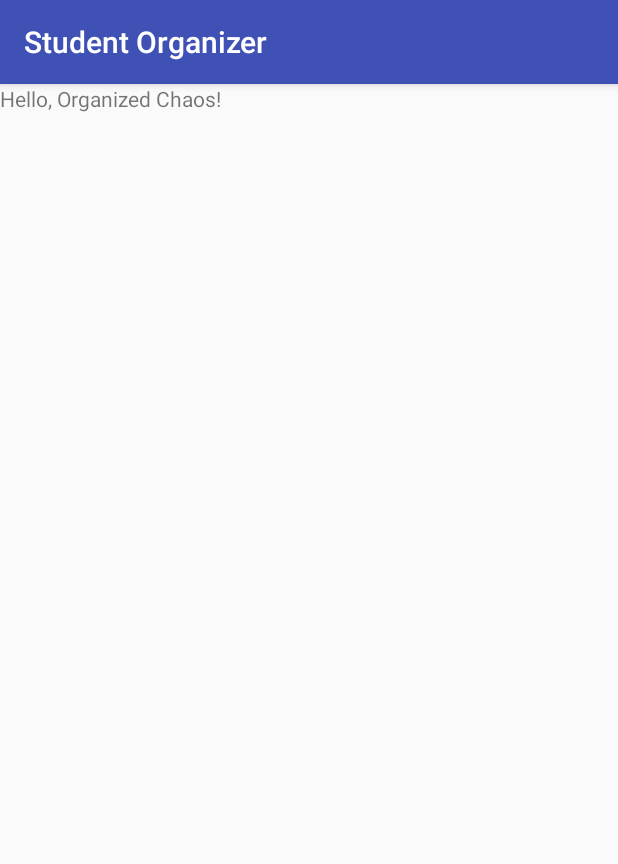
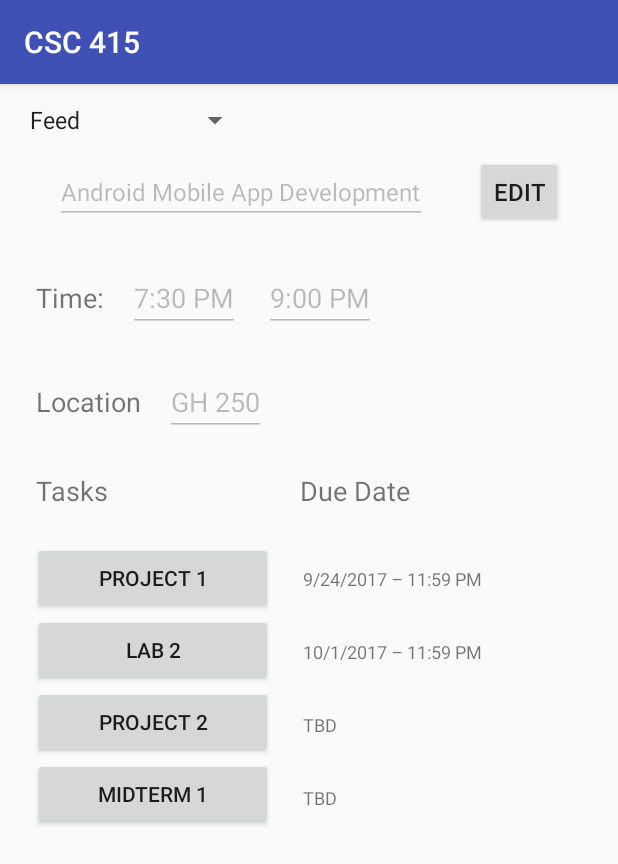
Before and after one commit to lcombs15/Organized-Chaos, an Android app: the screen it shows after launch (Home before the commit, course_page_shell after it), on a phone screen of 412 x 824 dp. Shown: the top 864 px of the screen. Run offline under Robolectric (Android 15) with nearby library versions, the light colour scheme and no system bars.

Commit message:
Initial Branch Commit
Added all base files for the course page shell. This establishes an initial layout for how the information of a specific course should be displayed. Spinner, Button, and EditText functionality will be updated when everything is ready to be collaborated into a single project.

```diff
--- a/StudentOrganizer/app/build.gradle
+++ b/StudentOrganizer/app/build.gradle
@@ -4,7 +4,7 @@ android {
     compileSdkVersion 25
     buildToolsVersion "26.0.1"
     defaultConfig {
-        applicationId "edu.group7.csc415.studentorganizer"
+        applicationId "com.example.matt.course_page_shell"
         minSdkVersion 19
         targetSdkVersion 25
         versionCode 1
--- a/StudentOrganizer/app/src/main/AndroidManifest.xml
+++ b/StudentOrganizer/app/src/main/AndroidManifest.xml
@@ -1,6 +1,6 @@
 <?xml version="1.0" encoding="utf-8"?>
 <manifest xmlns:android="http://schemas.android.com/apk/res/android"
-    package="edu.group7.csc415.studentorganizer">
+    package="com.example.matt.course_page_shell">
 
     <application
         android:allowBackup="true"
@@ -9,14 +9,13 @@
         android:roundIcon="@mipmap/ic_launcher_round"
         android:supportsRtl="true"
         android:theme="@style/AppTheme">
-        <activity android:name=".Home">
+        <activity android:name=".course_page_shell">
             <intent-filter>
                 <action android:name="android.intent.action.MAIN" />
 
                 <category android:name="android.intent.category.LAUNCHER" />
             </intent-filter>
         </activity>
-        <activity android:name="layout.templates.cards"></activity>
     </application>
 
 </manifest>
--- /dev/null
+++ b/StudentOrganizer/app/src/main/java/com/example/matt/course_page_shell/course_page_shell.java
@@ -0,0 +1,83 @@
+package com.example.matt.course_page_shell;
+
+import android.support.v7.app.AppCompatActivity;
+import android.os.Bundle;
+import android.view.View;
+import android.view.View.OnClickListener;
+import android.widget.ArrayAdapter;
+import android.widget.Button;
+import android.widget.EditText;
+import android.widget.Spinner;
+
+public class course_page_shell extends AppCompatActivity implements OnClickListener{
+
+    Spinner spinner;
+    ArrayAdapter<CharSequence> adapter;
+    Button editButton;
+    Button task1;
+    Button task2;
+    Button task3;
+    Button task4;
+    EditText courseNameText;
+    EditText startTimeText;
+    EditText endTimeText;
+    EditText locationText;
+
+    @Override
+    protected void onCreate(Bundle savedInstanceState) {
+        super.onCreate(savedInstanceState);
+        setContentView(R.layout.activity_course_page_shell);
+
+        spinner = (Spinner) findViewById(R.id.quick_access_spinner);
+        //Construct ArrayAdapter referencing the string array for spinner options and a default spinner layout
+        adapter = ArrayAdapter.createFromResource(this, R.array.navigation_array, android.R.layout.simple_spinner_item);
+        adapter.setDropDownViewResource(android.R.layout.simple_spinner_dropdown_item);
+        spinner.setAdapter(adapter);
+
+        courseNameText = (EditText) findViewById(R.id.course_label);
+        startTimeText = (EditText) findViewById(R.id.course_start_time_label);
+        endTimeText = (EditText) findViewById(R.id.course_end_time_label);
+        locationText = (EditText) findViewById(R.id.course_location_label);
+
+        editButton = (Button) findViewById(R.id.edit_course_name_button);
+        task1 = (Button) findViewById(R.id.course_task1_button);
+        task2 = (Button) findViewById(R.id.course_task2_button);
+        task3 = (Button) findViewById(R.id.course_task3_button);
+        task4 = (Button) findViewById(R.id.course_task4_button);
+
+        courseNameText.setEnabled(false);
+        startTimeText.setEnabled(false);
+        endTimeText.setEnabled(false);
+        locationText.setEnabled(false);
+
+        editButton.setOnClickListener(this);
+        task1.setOnClickListener(this);
+        task2.setOnClickListener(this);
+        task3.setOnClickListener(this);
+        task4.setOnClickListener(this);
+    }
+
+    @Override
+    public void onClick(View v) {
+        switch(v.getId()) {
+            case R.id.edit_course_name_button:
+                courseNameText.setEnabled(true);
+                startTimeText.setEnabled(true);
+                endTimeText.setEnabled(true);
+                locationText.setEnabled(true);
+                break;
+            case R.id.course_task1_button:
+                // Should display pop-up window of more details on task with ability to modify the details, once we have this pop-up implemented
+                break;
+            case R.id.course_task2_button:
+                // Should display pop-up window of more details on task with ability to modify the details, once we have this pop-up implemented
+                break;
+            case R.id.course_task3_button:
+                // Should display pop-up window of more details on task with ability to modify the details, once we have this pop-up implemented
+                break;
+            case R.id.course_task4_button:
+                // Should display pop-up window of more details on task with ability to modify the details, once we have this pop-up implemented
+                break;
+        }
+    }
+}
--- a/StudentOrganizer/app/src/main/java/edu/group7/csc415/studentorganizer/Home.java
+++ /dev/null
@@ -1,13 +0,0 @@
-package edu.group7.csc415.studentorganizer;
-
-import android.support.v7.app.AppCompatActivity;
-import android.os.Bundle;
-
-public class Home extends AppCompatActivity {
-
-    @Override
-    protected void onCreate(Bundle savedInstanceState) {
-        super.onCreate(savedInstanceState);
-        setContentView(R.layout.activity_home);
-    }
-}
--- /dev/null
+++ b/StudentOrganizer/app/src/main/res/layout/activity_course_page_shell.xml
@@ -0,0 +1,218 @@
+<?xml version="1.0" encoding="utf-8"?>
+<LinearLayout xmlns:android="http://schemas.android.com/apk/res/android"
+    xmlns:app="http://schemas.android.com/apk/res-auto"
+    xmlns:tools="http://schemas.android.com/tools"
+    android:layout_width="match_parent"
+    android:layout_height="match_parent"
+    android:layout_margin="12dp"
+    android:orientation="vertical"
+    android:screenOrientation="portrait"
+    tools:context="com.example.matt.course_page_shell.course_page_shell">
+
+    <Spinner
+        android:id="@+id/quick_access_spinner"
+        android:layout_width="wrap_content"
+        android:layout_height="wrap_content"
+        />
+
+    <LinearLayout
+        android:layout_width="wrap_content"
+        android:layout_height="wrap_content"
+        android:orientation="horizontal"
+        android:layout_margin="12dp"
+        android:layout_gravity="center">
+
+        <EditText
+            android:layout_width="wrap_content"
+            android:layout_height="wrap_content"
+            android:id="@+id/course_label"
+            android:text="@string/course_name"
+            android:textSize="16sp"
+            android:layout_marginEnd="32dp"/>
+
+        <Button
+            android:layout_width="wrap_content"
+            android:layout_height="wrap_content"
+            android:id="@+id/edit_course_name_button"
+            android:text="@string/edit_course_name_buttonLabel"
+            android:textSize="16sp"
+            android:minWidth="48dp"
+            android:maxWidth="64dp"
+            android:minHeight="48dp"
+            android:maxHeight="64dp"/>
+
+    </LinearLayout>
+
+    <LinearLayout
+        android:layout_width="wrap_content"
+        android:layout_height="wrap_content"
+        android:layout_margin="12dp"
+        android:orientation="horizontal">
+
+        <TextView
+            android:layout_width="wrap_content"
+            android:layout_height="wrap_content"
+            android:text="@string/time_label"
+            android:textSize="18sp" />
+
+        <EditText
+            android:layout_width="wrap_content"
+            android:layout_height="wrap_content"
+            android:layout_marginStart="16dp"
+            android:id="@+id/course_start_time_label"
+            android:text="@string/course_start_time_editText"/>
+
+        <EditText
+            android:layout_width="wrap_content"
+            android:layout_height="wrap_content"
+            android:layout_marginStart="16dp"
+            android:id="@+id/course_end_time_label"
+            android:text="@string/course_end_time_editText"/>
+
+    </LinearLayout>
+
+    <LinearLayout
+        android:layout_width="wrap_content"
+        android:layout_height="wrap_content"
+        android:layout_margin="12dp"
+        android:orientation="horizontal">
+
+        <TextView
+            android:layout_width="wrap_content"
+            android:layout_height="wrap_content"
+            android:text="@string/location_label"
+            android:textSize="18sp"
+            app:layout_constraintBottom_toBottomOf="parent"
+            app:layout_constraintLeft_toLeftOf="parent"
+            app:layout_constraintRight_toRightOf="parent"
+            app:layout_constraintTop_toTopOf="parent" />
+
+        <EditText
+            android:layout_width="wrap_content"
+            android:layout_height="wrap_content"
+            android:layout_marginStart="16dp"
+            android:id="@+id/course_location_label"
+            android:text="@string/course_location_editText"/>
+
+    </LinearLayout>
+
+    <LinearLayout
+        android:layout_width="wrap_content"
+        android:layout_height="wrap_content"
+        android:layout_margin="12dp"
+        android:orientation="horizontal">
+
+        <TextView
+            android:layout_width="wrap_content"
+            android:layout_height="wrap_content"
+            android:id="@+id/tasks_label"
+            android:text="@string/tasks_label"
+            android:textSize="18sp" />
+
+        <TextView
+            android:layout_width="wrap_content"
+            android:layout_height="wrap_content"
+            android:id="@+id/tasks_date_label"
+            android:text="@string/tasks_date_label"
+            android:textSize="18sp"
+            android:layout_marginStart="128dp"/>
+
+    </LinearLayout>
+
+    <LinearLayout
+        android:layout_width="wrap_content"
+        android:layout_height="wrap_content"
+        android:orientation="horizontal" >
+
+        <LinearLayout
+            android:layout_width="wrap_content"
+            android:layout_height="wrap_content"
+            android:layout_margin="10dp"
+            android:orientation="vertical">
+
+            <Button
+                android:layout_width="wrap_content"
+                android:layout_height="wrap_content"
+                android:id="@+id/course_task1_button"
+                android:text="@string/course_task1_text"
+                android:minWidth="160dp"
+                android:maxWidth="160dp"/>
+
+            <Button
+                android:layout_width="wrap_content"
+                android:layout_height="wrap_content"
+                android:id="@+id/course_task2_button"
+                android:text="@string/course_task2_text"
+                android:minWidth="160dp"
+                android:maxWidth="160dp" />
+
+            <Button
+                android:layout_width="wrap_content"
+                android:layout_height="wrap_content"
+                android:id="@+id/course_task3_button"
+                android:text="@string/course_task3_text"
+                android:minWidth="160dp"
+                android:maxWidth="160dp" />
+
+            <Button
+                android:layout_width="wrap_content"
+                android:layout_height="wrap_content"
+                android:id="@+id/course_task4_button"
+                android:text="@string/course_task4_text"
+                android:minWidth="160dp"
+                android:maxWidth="160dp" />
+
+        </LinearLayout>
+
+        <LinearLayout
+            android:layout_width="wrap_content"
+            android:layout_height="wrap_content"
+            android:layout_margin="10dp"
+            android:orientation="vertical">
+
+            <TextView
+                android:layout_width="wrap_content"
+                android:layout_height="wrap_content"
+                android:layout_marginTop="16dp"
+                android:layout_marginBottom="16dp"
+                android:id="@+id/course_task1_dateLabel"
+                android:text="@string/course_task1_dateLabel"
+                android:textSize="12sp"
+                android:minWidth="160dp"
+                android:maxWidth="160dp"/>
+            <TextView
+                android:layout_width="wrap_content"
+                android:layout_height="wrap_content"
+                android:layout_marginTop="16dp"
+                android:layout_marginBottom="16dp"
+                android:id="@+id/course_task2_dateLabel"
+                android:text="@string/course_task2_dateLabel"
+                android:textSize="12sp"
+                android:minWidth="160dp"
+                android:maxWidth="160dp"/>
+            <TextView
+                android:layout_width="wrap_content"
+                android:layout_height="wrap_content"
+                android:layout_marginTop="16dp"
+                android:layout_marginBottom="16dp"
+                android:id="@+id/course_task3_dateLabel"
+                android:text="@string/course_task3_dateLabel"
+                android:textSize="12sp"
+                android:minWidth="160dp"
+                android:maxWidth="160dp"/>
+            <TextView
+                android:layout_width="wrap_content"
+                android:layout_height="wrap_content"
+                android:layout_marginTop="16dp"
+                android:layout_marginBottom="16dp"
+                android:id="@+id/course_task4_dateLabel"
+                android:text="@string/course_task4_dateLabel"
+                android:textSize="12sp"
+                android:minWidth="160dp"
+                android:maxWidth="160dp"/>
+
+        </LinearLayout>
+
+    </LinearLayout>
+
+</LinearLayout>
--- a/StudentOrganizer/app/src/main/res/layout/activity_home.xml
+++ /dev/null
@@ -1,19 +0,0 @@
-<?xml version="1.0" encoding="utf-8"?>
-<android.support.v7.widget.LinearLayoutCompat xmlns:android="http://schemas.android.com/apk/res/android"
-    xmlns:app="http://schemas.android.com/apk/res-auto"
-    xmlns:tools="http://schemas.android.com/tools"
-    android:layout_width="match_parent"
-    android:layout_height="match_parent"
-    android:id="@+id/cards_go_here"
-    tools:context="edu.group7.csc415.studentorganizer.Home">
-
-    <TextView
-        android:layout_width="wrap_content"
-        android:layout_height="wrap_content"
-        android:text="Hello, Organized Chaos!"
-        app:layout_constraintBottom_toBottomOf="parent"
-        app:layout_constraintLeft_toLeftOf="parent"
-        app:layout_constraintRight_toRightOf="parent"
-        app:layout_constraintTop_toTopOf="parent" />
-
-</android.support.v7.widget.LinearLayoutCompat>
--- a/StudentOrganizer/app/src/main/res/values/strings.xml
+++ b/StudentOrganizer/app/src/main/res/values/strings.xml
@@ -1,3 +1,26 @@
 <resources>
-    <string name="app_name">Student Organizer</string>
+    <string name="app_name">CSC 415</string>
+    <string name="course_name">Android Mobile App Development</string>
+    <string name="edit_course_name_buttonLabel">Edit</string>
+    <string name="time_label">Time:</string>
+    <string name="course_start_time_editText">7:30 PM</string>
+    <string name="course_end_time_editText">9:00 PM</string>
+    <string name="location_label">Location</string>
+    <string name="course_location_editText">GH 250</string>
+    <string name="tasks_label">Tasks</string>
+    <string name="course_task1_text">Project 1</string>
+    <string name="course_task2_text">Lab 2</string>
+    <string name="course_task3_text">Project 2</string>
+    <string name="course_task4_text">Midterm 1</string>
+    <string name="tasks_date_label">Due Date</string>
+    <string name="course_task1_dateLabel">9/24/2017 – 11:59 PM</string>
+    <string name="course_task2_dateLabel">10/1/2017 – 11:59 PM</string>
+    <string name="course_task3_dateLabel">TBD</string>
+    <string name="course_task4_dateLabel">TBD</string>
+    <string-array name="navigation_array">
+        <item>Feed</item>
+        <item>My Courses</item>
+        <item>Reminders</item>
+        <item>My Schedule</item>
+    </string-array>
 </resources>
```
Also changed, not shown: StudentOrganizer/app/src/main/java/Page.java (deleted, +0 -47 lines), StudentOrganizer/app/src/main/java/layout/templates/cards.java (deleted, +0 -41 lines), StudentOrganizer/app/src/main/res/layout/activity_card.xml (deleted, +0 -35 lines), StudentOrganizer/gradle/wrapper/gradle-wrapper.properties, 5 other files.
